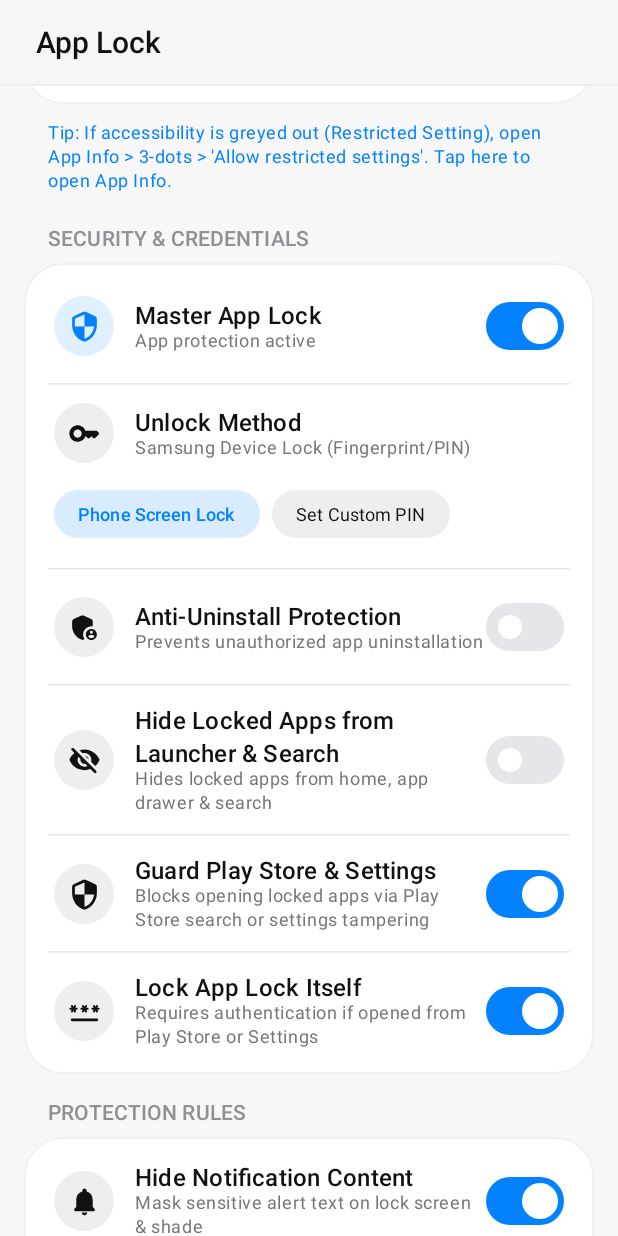
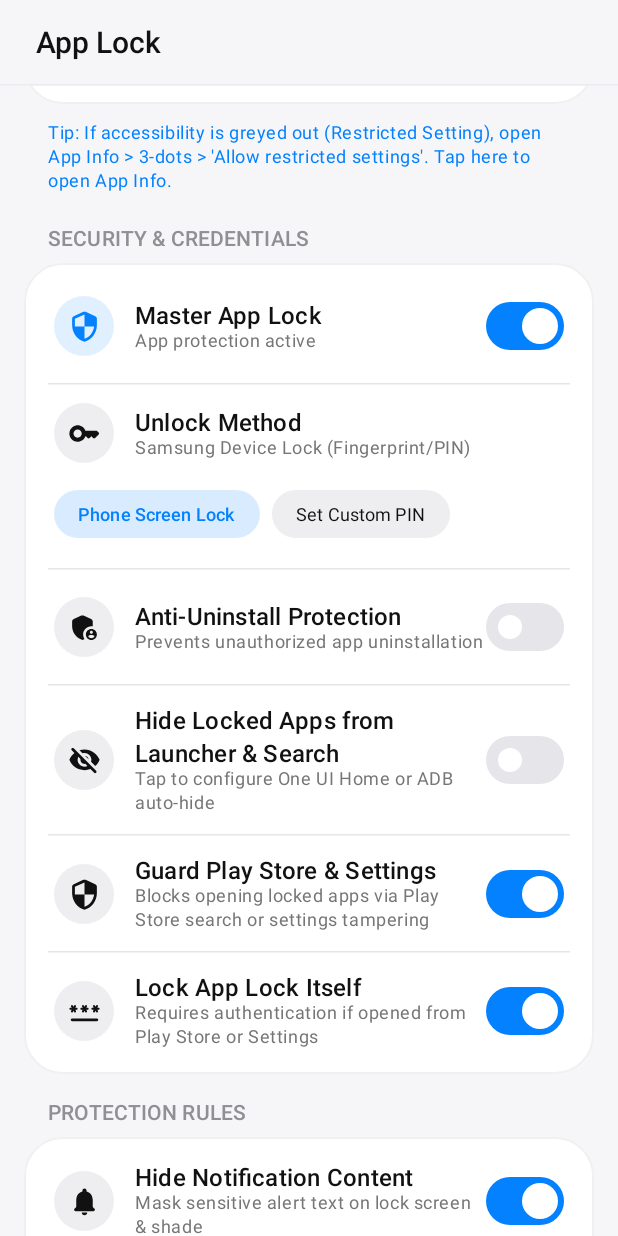
Before and after one commit to peter14l/samsung-oneui-applock, an Android app built with Jetpack Compose: the composable MainScreen shown on its own in the app's theme, scrolled down 576 dp, on a phone screen of 412 x 824 dp. Run offline under Robolectric (Android 15) with nearby library versions, the phone set to English and light mode, and no system bars.

Commit message:
feat: Add One UI Home settings intent & ADB guidance dialog for app hiding, fix Scaffold theme background

```diff
--- a/app/build.gradle.kts
+++ b/app/build.gradle.kts
@@ -12,8 +12,8 @@ android {
         applicationId = "com.samsung.oneui.applock"
         minSdk = 30
         targetSdk = 35
-        versionCode = 5
-        versionName = "1.0.4"
+        versionCode = 6
+        versionName = "1.0.5"
 
         testInstrumentationRunner = "androidx.test.runner.AndroidJUnitRunner"
         vectorDrawables {
--- a/app/src/main/java/com/samsung/oneui/applock/ui/main/MainScreen.kt
+++ b/app/src/main/java/com/samsung/oneui/applock/ui/main/MainScreen.kt
@@ -94,6 +94,7 @@ fun MainScreen(
 
     var showPinDialog by remember { mutableStateOf(false) }
     var showDonationDialog by remember { mutableStateOf(false) }
+    var showHideAppsHelpDialog by remember { mutableStateOf(false) }
     val listState = rememberLazyListState()
 
     val isTopBarCollapsed by remember {
@@ -118,8 +119,14 @@ fun MainScreen(
         )
     }
 
+    if (showHideAppsHelpDialog) {
+        HideAppsHelpDialog(
+            onDismiss = { showHideAppsHelpDialog = false }
+        )
+    }
+
     Scaffold(
-        containerColor = OneUITheme.extraColors.cardBackground.copy(alpha = 0.05f),
+        containerColor = androidx.compose.material3.MaterialTheme.colorScheme.background,
         topBar = {
             OneUICollapsedTopBar(
                 title = "App Lock",
@@ -354,23 +361,36 @@ fun MainScreen(
                     OneUIDivider(insetStart = false)
 
                     // Hide Locked Apps from Launcher & Searches
+                    val context = androidx.compose.ui.platform.LocalContext.current
+                    val isDeviceOwner = com.samsung.oneui.applock.util.PermissionHelper.isDeviceOwner(context)
+
                     Row(
                         modifier = Modifier
                             .fillMaxWidth()
-                            .clickable { viewModel.setHideLockedApps(!settings.isHideLockedAppsEnabled) }
+                            .clickable {
+                                if (isDeviceOwner) {
+                                    viewModel.setHideLockedApps(!settings.isHideLockedAppsEnabled)
+                                } else {
+                                    showHideAppsHelpDialog = true
+                                }
+                            }
                             .padding(horizontal = 20.dp, vertical = 14.dp),
                         verticalAlignment = Alignment.CenterVertically
                     ) {
                         Box(
                             modifier = Modifier
                                 .size(40.dp)
-                                .background(OneUITheme.extraColors.pillBackground, CircleShape),
+                                .background(
+                                    if (isDeviceOwner && settings.isHideLockedAppsEnabled) OneUIGreen.copy(alpha = 0.12f)
+                                    else OneUITheme.extraColors.pillBackground,
+                                    CircleShape
+                                ),
                             contentAlignment = Alignment.Center
                         ) {
                             Icon(
                                 imageVector = Icons.Rounded.VisibilityOff,
                                 contentDescription = null,
-                                tint = OneUITheme.extraColors.textPrimary,
+                                tint = if (isDeviceOwner && settings.isHideLockedAppsEnabled) OneUIGreen else OneUITheme.extraColors.textPrimary,
                                 modifier = Modifier.size(22.dp)
                             )
                         }
@@ -382,14 +402,22 @@ fun MainScreen(
                                 color = OneUITheme.extraColors.textPrimary
                             )
                             Text(
-                                text = if (settings.isHideLockedAppsEnabled) "Locked apps hidden from home screen & search" else "Hides locked apps from home, app drawer & search",
+                                text = if (isDeviceOwner && settings.isHideLockedAppsEnabled) "Locked apps hidden from home screen & search"
+                                       else if (isDeviceOwner) "Auto-hide locked apps at system level"
+                                       else "Tap to configure One UI Home or ADB auto-hide",
                                 style = OneUITypography.bodySmall,
-                                color = OneUITheme.extraColors.textSecondary
+                                color = if (isDeviceOwner && settings.isHideLockedAppsEnabled) OneUIGreen else OneUITheme.extraColors.textSecondary
                             )
                         }
                         OneUISwitch(
-                            checked = settings.isHideLockedAppsEnabled,
-                            onCheckedChange = { viewModel.setHideLockedApps(it) }
+                            checked = isDeviceOwner && settings.isHideLockedAppsEnabled,
+                            onCheckedChange = {
+                                if (isDeviceOwner) {
+                                    viewModel.setHideLockedApps(it)
+                                } else {
+                                    showHideAppsHelpDialog = true
+                                }
+                            }
                         )
                     }
 
```
Also changed, not shown: app/src/main/java/com/samsung/oneui/applock/ui/main/HideAppsHelpDialog.kt (added, +261 -0 lines), app/src/main/java/com/samsung/oneui/applock/util/PermissionHelper.kt (+21 -0 lines), 1 other file.
